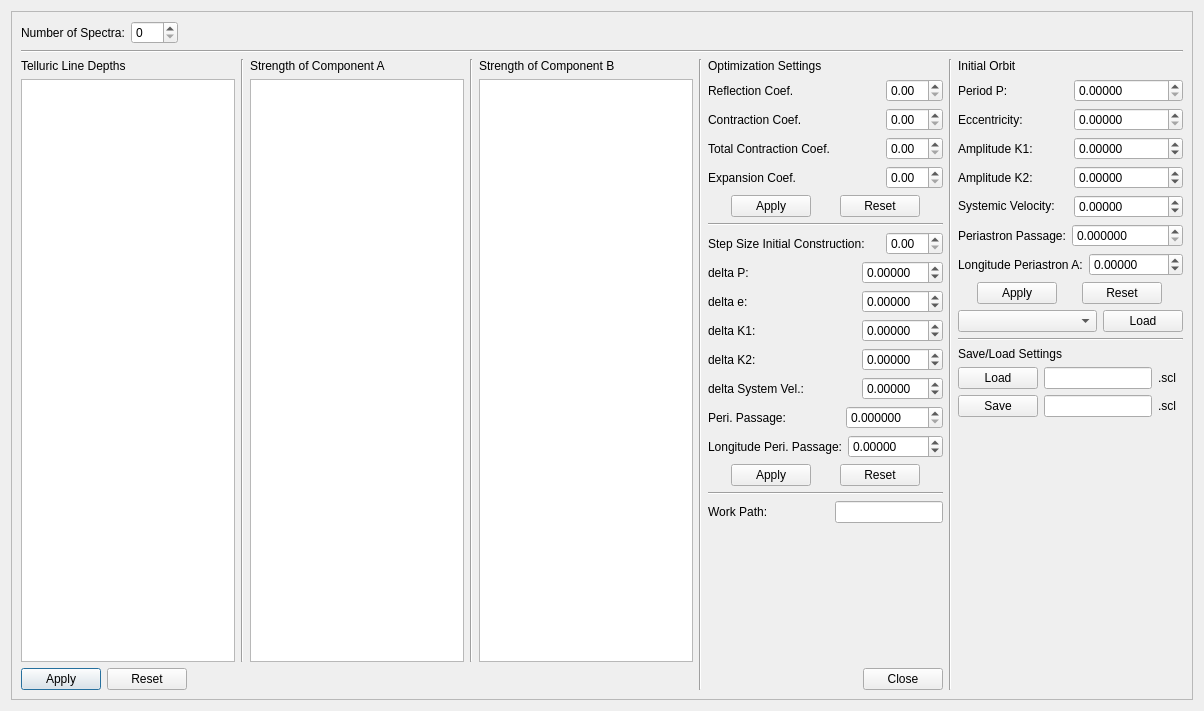
This is spectangular/edit.ui in DPSablowski/Spectangular as Qt 5 draws it before an edit. The edited form follows.
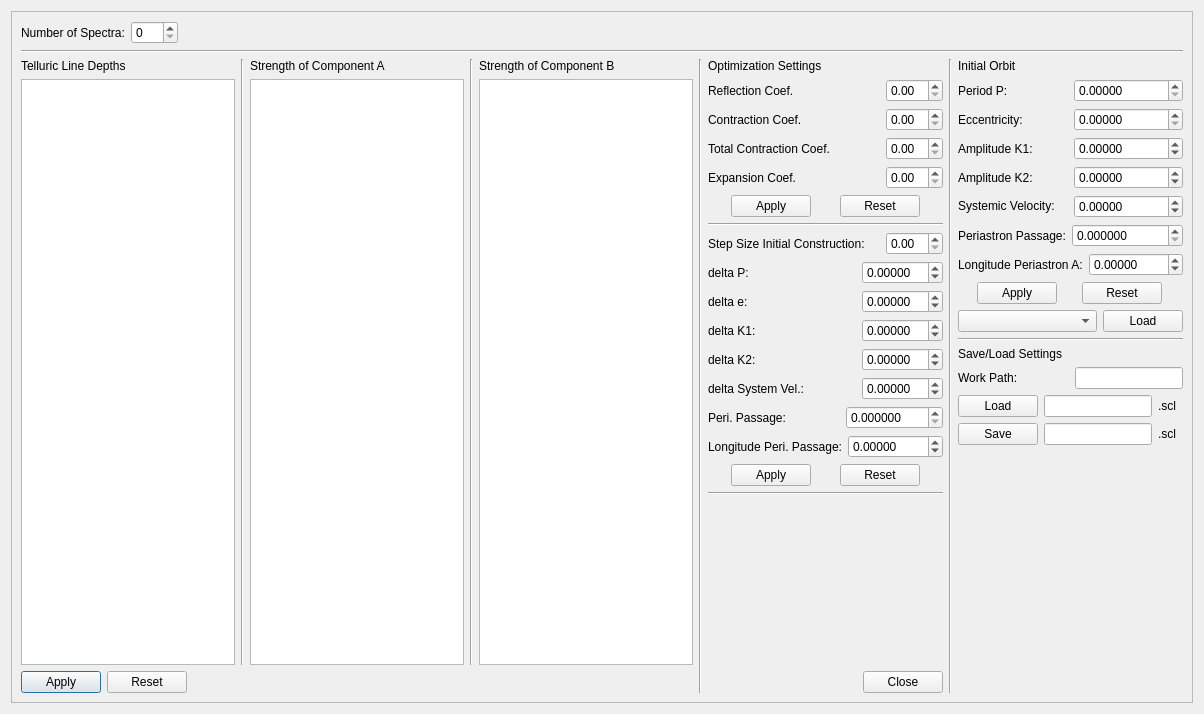
This is the edited form.

```diff
--- a/spectangular/edit.ui
+++ b/spectangular/edit.ui
@@ -7,7 +7,7 @@
     <x>0</x>
     <y>0</y>
     <width>1204</width>
-    <height>711</height>
+    <height>714</height>
    </rect>
   </property>
   <property name="windowTitle">
@@ -24,8 +24,8 @@
        <rect>
         <x>0</x>
         <y>0</y>
-        <width>1174</width>
-        <height>725</height>
+        <width>1184</width>
+        <height>694</height>
        </rect>
       </property>
       <layout class="QVBoxLayout" name="verticalLayout_6">
@@ -571,27 +571,6 @@
                </property>
               </widget>
              </item>
-             <item>
-              <layout class="QHBoxLayout" name="horizontalLayout_10">
-               <item>
-                <widget class="QLabel" name="label_13">
-                 <property name="text">
-                  <string>Work Path:</string>
-                 </property>
-                </widget>
-               </item>
-               <item>
-                <widget class="QLineEdit" name="lineEdit_3">
-                 <property name="sizePolicy">
-                  <sizepolicy hsizetype="Maximum" vsizetype="Fixed">
-                   <horstretch>0</horstretch>
-                   <verstretch>0</verstretch>
-                  </sizepolicy>
-                 </property>
-                </widget>
-               </item>
-              </layout>
-             </item>
              <item>
               <spacer name="verticalSpacer">
                <property name="orientation">
@@ -885,6 +864,27 @@
              </property>
             </widget>
            </item>
+           <item>
+            <layout class="QHBoxLayout" name="horizontalLayout_33">
+             <item>
+              <widget class="QLabel" name="label_30">
+               <property name="text">
+                <string>Work Path:</string>
+               </property>
+              </widget>
+             </item>
+             <item>
+              <widget class="QLineEdit" name="lineEdit_3">
+               <property name="sizePolicy">
+                <sizepolicy hsizetype="Maximum" vsizetype="Fixed">
+                 <horstretch>0</horstretch>
+                 <verstretch>0</verstretch>
+                </sizepolicy>
+               </property>
+              </widget>
+             </item>
+            </layout>
+           </item>
            <item>
             <layout class="QHBoxLayout" name="horizontalLayout_8">
              <item>
```
